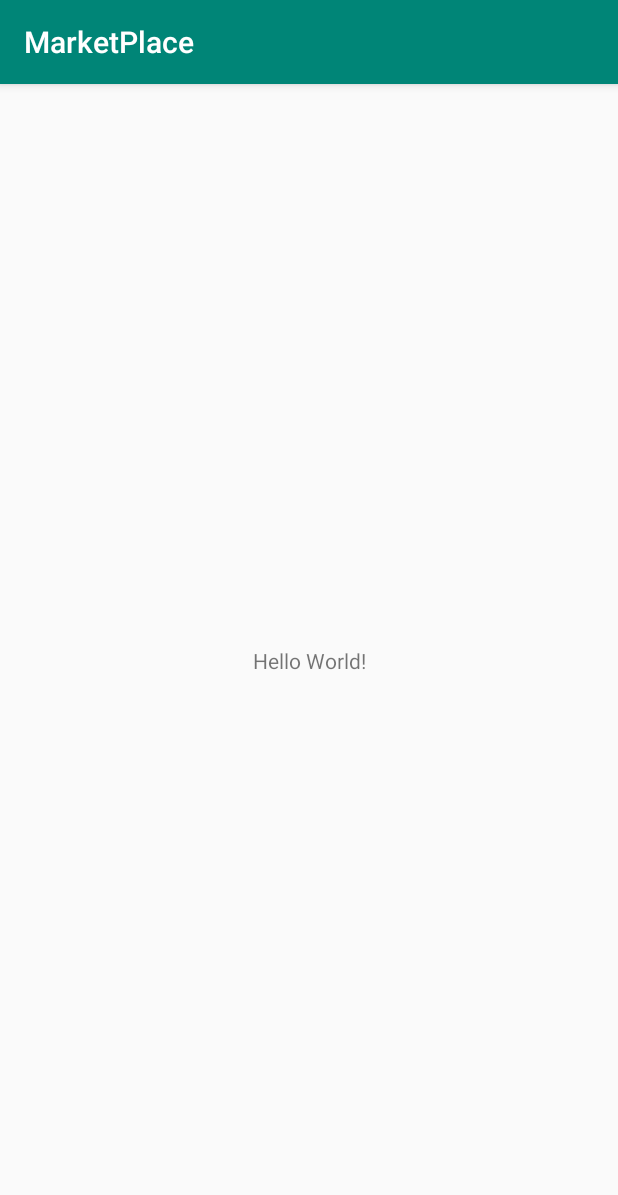
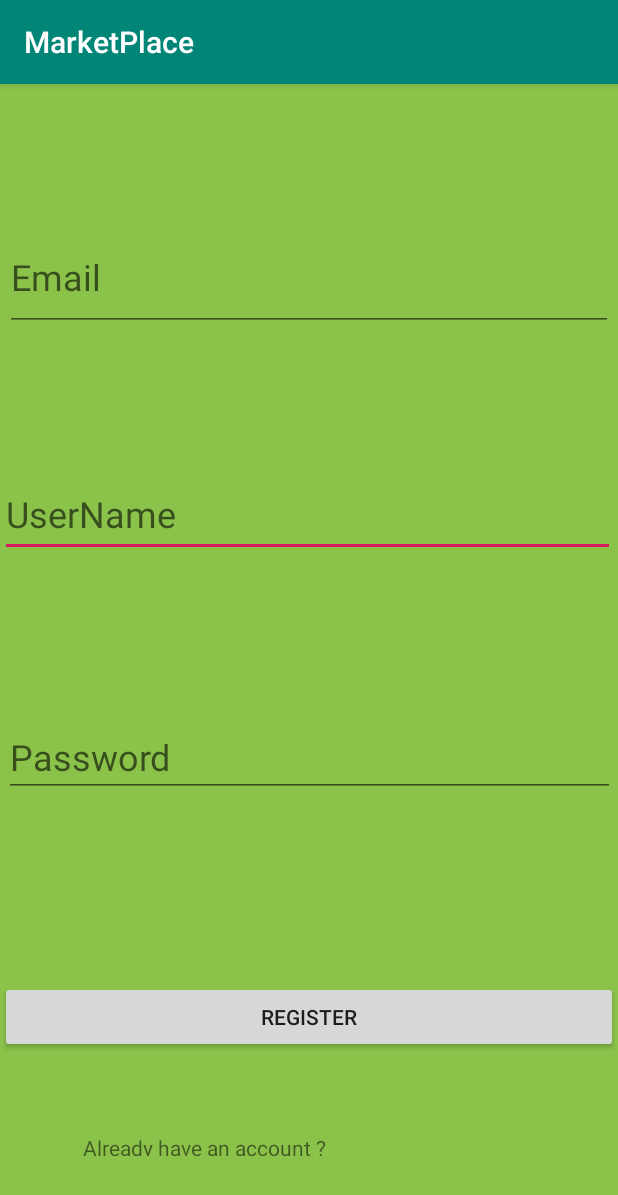
Before and after one commit to TakuHazard/MarketPlace, an Android app: the screen it shows after launch (MainActivity before the commit, RegisterActivity after it), on a phone screen of 412 x 824 dp. Shown: the top 1195 px of the screen. Run offline under Robolectric (Android 15) with nearby library versions, the phone set to English and light mode, and no system bars; our stand-ins replace Firebase (no records; nobody signed in at launch, a user with empty details on screens opened directly).

Commit message:
Add Firebase Auth dependency. Add Registration of new users and log in for already existing users.

```diff
--- a/app/build.gradle
+++ b/app/build.gradle
@@ -3,6 +3,8 @@ apply plugin: 'com.android.application'
 apply plugin: 'kotlin-android'
 
 apply plugin: 'kotlin-android-extensions'
+
+apply plugin: 'com.google.gms.google-services'
 
 android {
     compileSdkVersion 29
@@ -29,7 +31,10 @@ dependencies {
     implementation 'androidx.appcompat:appcompat:1.1.0'
     implementation 'androidx.core:core-ktx:1.2.0'
     implementation 'androidx.constraintlayout:constraintlayout:1.1.3'
+    implementation 'com.google.firebase:firebase-analytics:17.2.2'
+
     testImplementation 'junit:junit:4.12'
     androidTestImplementation 'androidx.test.ext:junit:1.1.1'
     androidTestImplementation 'androidx.test.espresso:espresso-core:3.2.0'
+    implementation 'com.google.firebase:firebase-auth:19.3.1'
 }
--- a/app/src/main/AndroidManifest.xml
+++ b/app/src/main/AndroidManifest.xml
@@ -1,7 +1,6 @@
 <?xml version="1.0" encoding="utf-8"?>
 <manifest xmlns:android="http://schemas.android.com/apk/res/android"
     package="videodemos.example.marketplace">
-
     <application
         android:allowBackup="true"
         android:icon="@mipmap/ic_launcher"
@@ -9,7 +8,8 @@
         android:roundIcon="@mipmap/ic_launcher_round"
         android:supportsRtl="true"
         android:theme="@style/AppTheme">
-        <activity android:name=".MainActivity">
+        <activity android:name=".LogInActivity"></activity>
+        <activity android:name=".RegisterActivity">
             <intent-filter>
                 <action android:name="android.intent.action.MAIN" />
 
@@ -17,5 +17,4 @@
             </intent-filter>
         </activity>
     </application>
-
 </manifest>
--- a/app/src/main/java/videodemos/example/marketplace/MainActivity.kt
+++ /dev/null
@@ -1,12 +0,0 @@
-package videodemos.example.marketplace
-
-import androidx.appcompat.app.AppCompatActivity
-import android.os.Bundle
-
-class MainActivity : AppCompatActivity() {
-
-    override fun onCreate(savedInstanceState: Bundle?) {
-        super.onCreate(savedInstanceState)
-        setContentView(R.layout.activity_main)
-    }
-}
--- a/app/src/main/res/layout/activity_main.xml
+++ b/app/src/main/res/layout/activity_main.xml
@@ -4,15 +4,65 @@
     xmlns:tools="http://schemas.android.com/tools"
     android:layout_width="match_parent"
     android:layout_height="match_parent"
+    android:background="#8BC34A"
     tools:context=".MainActivity">
 
-    <TextView
-        android:layout_width="wrap_content"
+    <Button
+        android:id="@+id/btnRegister"
+        android:layout_width="0dp"
         android:layout_height="wrap_content"
-        android:text="Hello World!"
+        android:text="Register"
         app:layout_constraintBottom_toBottomOf="parent"
-        app:layout_constraintLeft_toLeftOf="parent"
-        app:layout_constraintRight_toRightOf="parent"
+        app:layout_constraintEnd_toEndOf="parent"
+        app:layout_constraintStart_toStartOf="parent"
+        app:layout_constraintTop_toBottomOf="@+id/textViewPasswordRegister" />
+
+    <EditText
+        android:id="@+id/textViewUserNameRegister"
+        android:layout_width="410dp"
+        android:layout_height="57dp"
+        android:hint="UserName"
+        android:textColor="#FAF8F8"
+        android:textSize="24sp"
+        app:layout_constraintBottom_toBottomOf="parent"
+        app:layout_constraintEnd_toEndOf="parent"
+        app:layout_constraintHorizontal_bias="0.0"
+        app:layout_constraintStart_toStartOf="parent"
+        app:layout_constraintTop_toTopOf="parent"
+        app:layout_constraintVertical_bias="0.363" />
+
+    <EditText
+        android:id="@+id/textViewPasswordRegister"
+        android:layout_width="407dp"
+        android:layout_height="51dp"
+        android:hint="Password"
+        android:textColor="#FAF8F8"
+        android:textSize="24sp"
+        app:layout_constraintBottom_toBottomOf="parent"
+        app:layout_constraintEnd_toEndOf="parent"
+        app:layout_constraintStart_toStartOf="parent"
+        app:layout_constraintTop_toBottomOf="@+id/textViewUserNameRegister"
+        app:layout_constraintVertical_bias="0.27" />
+
+    <EditText
+        android:id="@+id/textViewEmailRegister"
+        android:layout_width="405dp"
+        android:layout_height="71dp"
+        android:hint="Email"
+        android:textColor="#FAF8F8"
+        android:textSize="24sp"
+        app:layout_constraintBottom_toTopOf="@+id/textViewUserNameRegister"
+        app:layout_constraintEnd_toEndOf="parent"
+        app:layout_constraintStart_toStartOf="parent"
         app:layout_constraintTop_toTopOf="parent" />
 
+    <TextView
+        android:id="@+id/existingAccountRegisterTextView"
+        android:layout_width="301dp"
+        android:layout_height="15dp"
+        android:text="Already have an account ?"
+        app:layout_constraintBottom_toBottomOf="parent"
+        app:layout_constraintEnd_toEndOf="parent"
+        app:layout_constraintStart_toStartOf="@+id/btnRegister"
+        app:layout_constraintTop_toBottomOf="@+id/btnRegister" />
 </androidx.constraintlayout.widget.ConstraintLayout>
--- a/build.gradle
+++ b/build.gradle
@@ -12,6 +12,7 @@ buildscript {
         classpath "org.jetbrains.kotlin:kotlin-gradle-plugin:$kotlin_version"
         // NOTE: Do not place your application dependencies here; they belong
         // in the individual module build.gradle files
+        classpath 'com.google.gms:google-services:4.3.3'
     }
 }
 
```
Also changed, not shown: app/src/main/java/videodemos/example/marketplace/LogInActivity.kt (added, +42 -0 lines), app/src/main/java/videodemos/example/marketplace/RegisterActivity.kt (added, +62 -0 lines), app/src/main/res/layout/activity_log_in.xml (added, +60 -0 lines), app/src/main/res/layout/activity_register.xml (added, +9 -0 lines), 1 other file.
